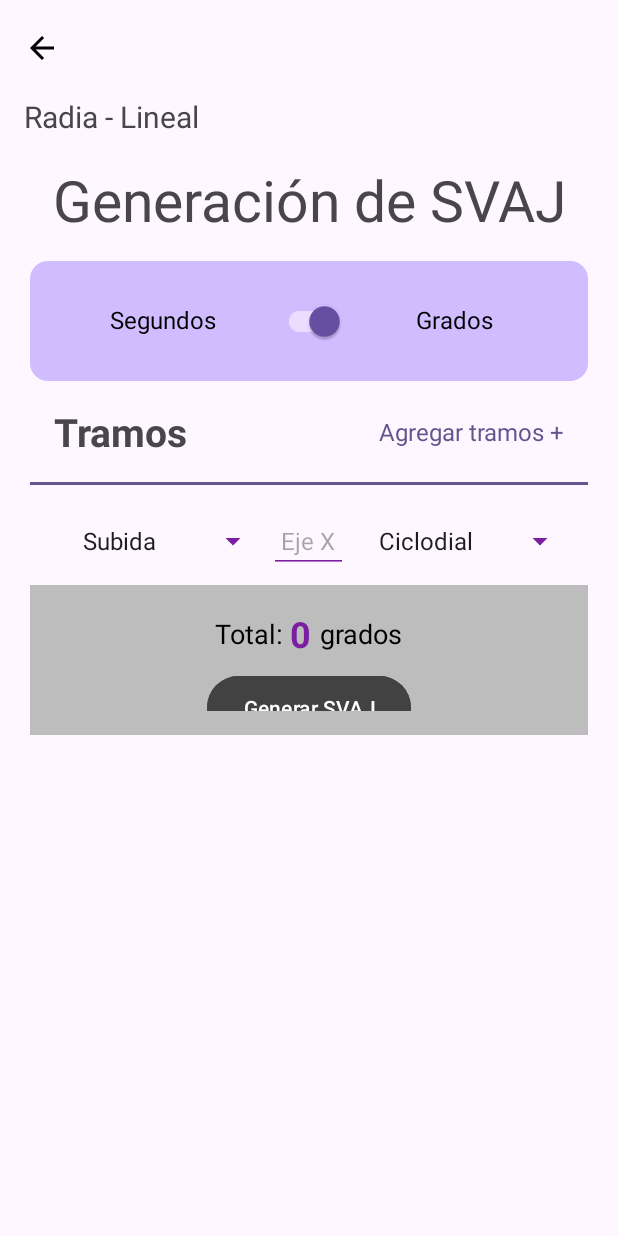
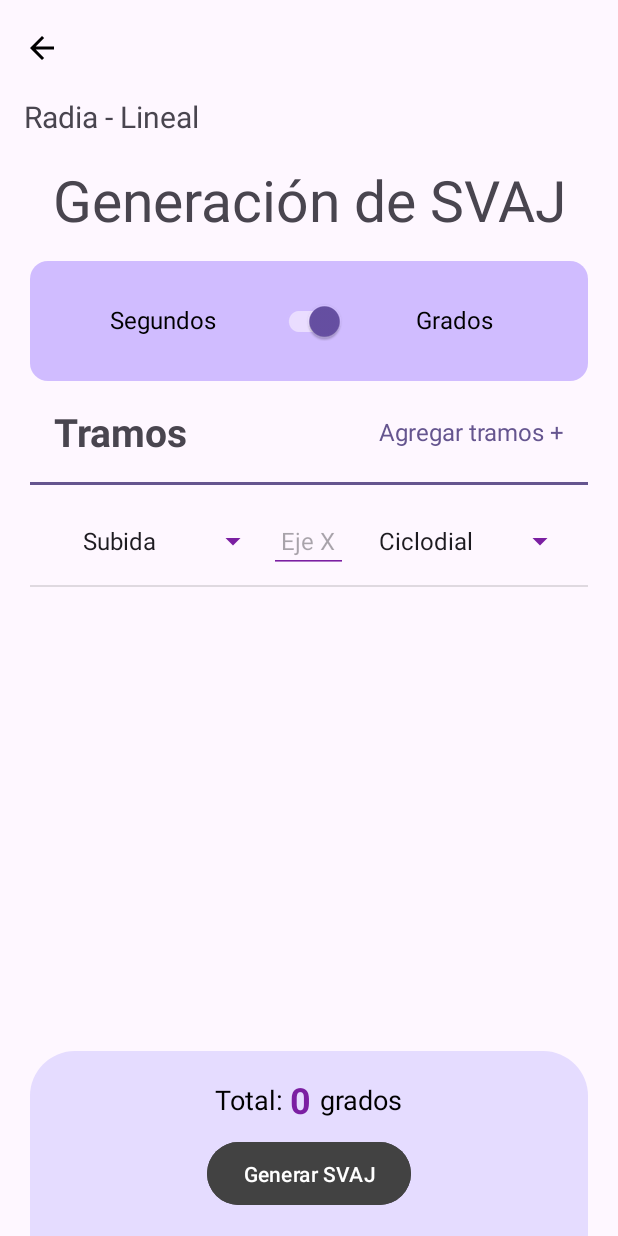
Before and after one commit to JIvanVB/LevanF, an Android app: the Radial_LinealActivity screen opened directly, with no data from a screen before it, after a tap on "Agregar tramos +", on a phone screen of 412 x 824 dp. Run offline under Robolectric (Android 15) with nearby library versions, the phone set to English and light mode, and no system bars; libraries missing offline, so code that uses them is left out: androidx.cardview.

Commit message:
Corrige error visual

```diff
--- /dev/null
+++ b/app/src/main/res/drawable/bg_total.xml
@@ -0,0 +1,5 @@
+<?xml version="1.0" encoding="utf-8"?>
+<shape xmlns:android="http://schemas.android.com/apk/res/android">
+    <solid android:color="#E5DCFF"/>
+    <corners android:topLeftRadius="30dp" android:topRightRadius="30dp"/>
+</shape>
--- a/app/src/main/res/layout/activity_radial_lineal.xml
+++ b/app/src/main/res/layout/activity_radial_lineal.xml
@@ -1,10 +1,10 @@
 <?xml version="1.0" encoding="utf-8"?>
 <LinearLayout xmlns:android="http://schemas.android.com/apk/res/android"
+    xmlns:app="http://schemas.android.com/apk/res-auto"
     xmlns:tools="http://schemas.android.com/tools"
+    android:id="@+id/main"
     android:layout_width="match_parent"
     android:layout_height="match_parent"
-    xmlns:app="http://schemas.android.com/apk/res-auto"
-    android:id="@+id/main"
     android:orientation="vertical"
     tools:context=".Radial_LinealActivity">
 
@@ -16,14 +16,14 @@
         android:layout_height="wrap_content"
         android:elevation="4dp"
         app:navigationIcon="@drawable/ic_arrow_back"
-        app:titleTextColor="@color/black"/>
+        app:titleTextColor="@color/black" />
 
     <LinearLayout
         android:id="@+id/linearLayout"
         android:layout_width="match_parent"
         android:layout_height="wrap_content"
+        android:gravity="center_vertical"
         android:orientation="horizontal"
-        android:gravity="center_vertical"
         app:layout_constraintEnd_toEndOf="parent"
         app:layout_constraintStart_toStartOf="parent"
         app:layout_constraintTop_toBottomOf="@+id/toolbar">
@@ -35,32 +35,32 @@
             android:layout_weight="1"
             android:paddingStart="16dp"
             android:text="@string/radia_lineal"
-            android:textSize="20sp"/>
+            android:textSize="20sp" />
     </LinearLayout>
 
     <LinearLayout
         android:layout_width="match_parent"
-        android:layout_height="wrap_content"
+        android:layout_height="match_parent"
         android:layout_marginHorizontal="20dp"
         android:orientation="vertical">
 
         <TextView
             android:layout_width="match_parent"
             android:layout_height="wrap_content"
+            android:layout_marginTop="16dp"
+            android:gravity="center"
             android:text="@string/generaci_n_de_svaj"
-            android:textSize="38sp"
-            android:gravity="center"
-            android:layout_marginTop="16dp"/>
+            android:textSize="38sp" />
 
 
         <LinearLayout
             android:layout_width="match_parent"
             android:layout_height="wrap_content"
+            android:layout_marginTop="15dp"
             android:background="@drawable/round_rec"
-            android:padding="16dp"
-            android:layout_marginTop="15dp"
+            android:gravity="fill_horizontal"
             android:orientation="horizontal"
-            android:gravity="fill_horizontal">
+            android:padding="16dp">
 
             <TextView
                 android:layout_width="0dp"
@@ -69,58 +69,56 @@
                 android:text="@string/segundos"
                 android:textAlignment="center"
                 android:textColor="@android:color/black"
-                android:textSize="16sp"/>
+                android:textSize="16sp" />
 
             <androidx.appcompat.widget.SwitchCompat
                 android:id="@+id/toggle"
                 android:layout_width="wrap_content"
                 android:layout_height="wrap_content"
-                android:checked="true"
-                />
+                android:checked="true" />
 
             <TextView
                 android:layout_width="0dp"
                 android:layout_height="wrap_content"
                 android:layout_weight=".5"
+                android:text="@string/gradosCap"
                 android:textAlignment="center"
-                android:text="@string/gradosCap"
                 android:textColor="@android:color/black"
-                android:textSize="16sp"/>
+                android:textSize="16sp" />
         </LinearLayout>
 
 
         <LinearLayout
             android:layout_width="match_parent"
             android:layout_height="wrap_content"
-            android:orientation="horizontal"
             android:layout_margin="16dp"
             android:layout_marginHorizontal="20dp"
-            android:gravity="center_vertical">
+            android:gravity="center_vertical"
+            android:orientation="horizontal">
 
             <TextView
                 android:layout_width="0dp"
                 android:layout_height="wrap_content"
+                android:layout_weight="1"
                 android:text="@string/tramos"
-                android:textStyle="bold"
                 android:textSize="26sp"
-                android:layout_weight="1"
-                />
+                android:textStyle="bold" />
 
             <TextView
                 android:id="@+id/agregarTramos"
                 android:layout_width="0dp"
                 android:layout_height="wrap_content"
+                android:layout_weight="1"
                 android:text="@string/agregar_tramos"
-                android:textSize="16sp"
                 android:textAlignment="textEnd"
-                android:layout_weight="1"
-                android:textColor="@color/purpuraDark"/>
+                android:textColor="@color/purpuraDark"
+                android:textSize="16sp" />
         </LinearLayout>
 
         <View
             android:layout_width="match_parent"
             android:layout_height="2dp"
-            android:background="@color/purpuraDark"/>
+            android:background="@color/purpuraDark" />
 
 
         <ListView
@@ -128,51 +126,47 @@
             android:layout_width="match_parent"
             android:layout_height="0dp"
             android:layout_marginTop="8dp"
-            android:layout_weight="1" />
+            android:layout_weight="3" />
 
         <LinearLayout
             android:layout_width="match_parent"
-            android:layout_height="100dp"
-            android:background="#E0E0E0"
-            android:layout_weight="0.1"
+            android:layout_height="0dp"
+            android:layout_weight="1"
+            android:background="@drawable/bg_total"
 
             android:gravity="fill_vertical|center"
             android:orientation="vertical"
-            android:padding="16dp"
-            android:layout_gravity="bottom"
-            android:backgroundTint="#BDBDBD"
-            android:shape="oval">
+            android:padding="16dp">
 
             <LinearLayout
                 android:layout_width="match_parent"
                 android:layout_height="wrap_content"
-                android:orientation="horizontal"
                 android:gravity="center"
-                >
+                android:orientation="horizontal">
 
                 <TextView
                     android:layout_width="wrap_content"
                     android:layout_height="wrap_content"
                     android:text="@string/total"
-                    android:textSize="18sp"
-                    android:textColor="@android:color/black"/>
+                    android:textColor="@android:color/black"
+                    android:textSize="18sp" />
 
                 <TextView
                     android:id="@+id/total"
                     android:layout_width="wrap_content"
                     android:layout_height="wrap_content"
-                    android:text="0"
+                    android:text="0 "
+                    android:textColor="#7B1FA2"
                     android:textSize="24sp"
                     android:textStyle="bold"
-                    android:textColor="#7B1FA2"
                     tools:ignore="HardcodedText" />
 
                 <TextView
                     android:layout_width="wrap_content"
                     android:layout_height="wrap_content"
                     android:text="@string/grados"
-                    android:textSize="18sp"
-                    android:textColor="@android:color/black"/>
+                    android:textColor="@android:color/black"
+                    android:textSize="18sp" />
 
             </LinearLayout>
 
@@ -180,11 +174,11 @@
                 android:id="@+id/generar"
                 android:layout_width="wrap_content"
                 android:layout_height="50dp"
+                android:layout_marginTop="8dp"
+                android:backgroundTint="@color/cardview_dark_background"
+                android:enabled="false"
                 android:text="@string/generar_svaj"
-                android:backgroundTint="@color/cardview_dark_background"
-                android:textColor="@android:color/white"
-                android:layout_marginTop="8dp"
-                android:enabled="false"/>
+                android:textColor="@android:color/white" />
         </LinearLayout>
 
     </LinearLayout>
```
